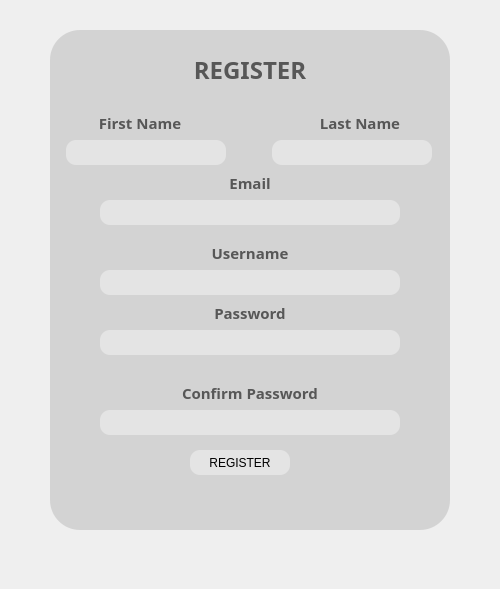
MilitaryGuineaPig/Car-Rent-Ap-Qt, file Car-Rent-Ap-Qt/registration.ui: the form before one commit.
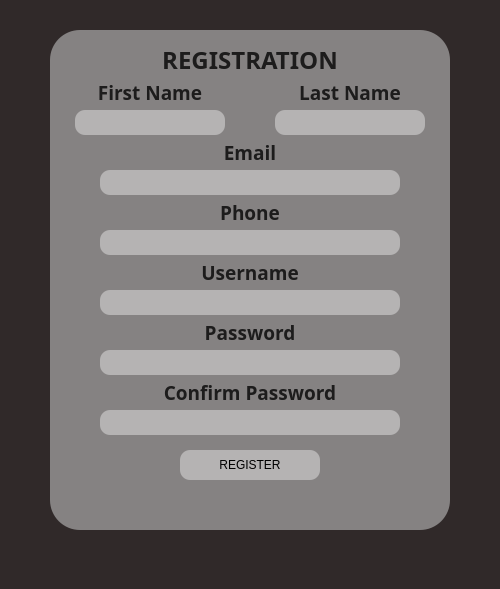
The form after the commit. Icons and pictures are not drawn.

What changed in the file:
```diff
--- a/Car-Rent-Ap-Qt/registration.ui
+++ b/Car-Rent-Ap-Qt/registration.ui
@@ -11,13 +11,17 @@
    </rect>
   </property>
   <property name="windowTitle">
-   <string>Dialog</string>
+   <string>Car Rent</string>
+  </property>
+  <property name="windowIcon">
+   <iconset resource="Resources.qrc">
+    <normaloff>:/images/car.png</normaloff>:/images/car.png</iconset>
   </property>
   <widget class="QLineEdit" name="PasswdInput">
    <property name="geometry">
     <rect>
      <x>100</x>
-     <y>330</y>
+     <y>350</y>
      <width>300</width>
      <height>25</height>
     </rect>
@@ -36,9 +40,9 @@
   <widget class="QLineEdit" name="LastNameInput">
    <property name="geometry">
     <rect>
-     <x>272</x>
-     <y>140</y>
-     <width>160</width>
+     <x>275</x>
+     <y>110</y>
+     <width>150</width>
      <height>25</height>
     </rect>
    </property>
@@ -54,7 +58,7 @@
    <property name="geometry">
     <rect>
      <x>100</x>
-     <y>200</y>
+     <y>170</y>
      <width>300</width>
      <height>25</height>
     </rect>
@@ -70,16 +74,16 @@
   <widget class="QLabel" name="RegisterText">
    <property name="geometry">
     <rect>
-     <x>180</x>
-     <y>50</y>
-     <width>140</width>
+     <x>150</x>
+     <y>40</y>
+     <width>200</width>
      <height>40</height>
     </rect>
    </property>
    <property name="font">
     <font>
      <family>Segoe Print</family>
-     <pointsize>11</pointsize>
+     <pointsize>16</pointsize>
      <italic>false</italic>
      <bold>true</bold>
      <underline>false</underline>
@@ -89,11 +93,11 @@
     <enum>Qt::LeftToRight</enum>
    </property>
    <property name="styleSheet">
-    <string notr="true">font: 700 11pt &quot;Segoe Print&quot;;
-color: rgba(0, 0, 0, 150);</string>
+    <string notr="true">font: 700 16pt &quot;Segoe Print&quot;;
+color: rgba(0, 0, 0, 200);</string>
    </property>
    <property name="text">
-    <string>&lt;html&gt;&lt;head/&gt;&lt;body&gt;&lt;p&gt;&lt;span style=&quot; font-size:18pt;&quot;&gt;REGISTER&lt;/span&gt;&lt;/p&gt;&lt;/body&gt;&lt;/html&gt;</string>
+    <string>&lt;html&gt;&lt;head/&gt;&lt;body&gt;&lt;p&gt;&lt;span style=&quot; font-size:18pt;&quot;&gt;REGISTRATION&lt;/span&gt;&lt;/p&gt;&lt;/body&gt;&lt;/html&gt;</string>
    </property>
    <property name="alignment">
     <set>Qt::AlignCenter</set>
@@ -105,16 +109,16 @@
   <widget class="QLabel" name="LastNameText">
    <property name="geometry">
     <rect>
-     <x>310</x>
-     <y>110</y>
-     <width>100</width>
+     <x>250</x>
+     <y>80</y>
+     <width>200</width>
      <height>25</height>
     </rect>
    </property>
    <property name="font">
     <font>
      <family>Segoe Print</family>
-     <pointsize>11</pointsize>
+     <pointsize>14</pointsize>
      <italic>false</italic>
      <bold>true</bold>
      <underline>false</underline>
@@ -124,8 +128,8 @@
     <enum>Qt::LeftToRight</enum>
    </property>
    <property name="styleSheet">
-    <string notr="true">font: 700 11pt &quot;Segoe Print&quot;;
-color: rgba(0, 0, 0, 150);</string>
+    <string notr="true">font: 700 14pt &quot;Segoe Print&quot;;
+color: rgba(0, 0, 0, 200);</string>
    </property>
    <property name="text">
     <string>Last Name</string>
@@ -140,9 +144,9 @@
   <widget class="QLineEdit" name="FirstNameInput">
    <property name="geometry">
     <rect>
-     <x>66</x>
-     <y>140</y>
-     <width>160</width>
+     <x>75</x>
+     <y>110</y>
+     <width>150</width>
      <height>25</height>
     </rect>
    </property>
@@ -174,10 +178,10 @@
   <widget class="QPushButton" name="RegistrBtn">
    <property name="geometry">
     <rect>
-     <x>190</x>
+     <x>180</x>
      <y>450</y>
-     <width>100</width>
-     <height>25</height>
+     <width>140</width>
+     <height>30</height>
     </rect>
    </property>
    <property name="cursor">
@@ -190,7 +194,7 @@
 color: rgba(192, 192, 192, 240);
 color: black;
 text-align: center;
-font: 700 11pt &quot;Segoe Print&quot;;
+font: 700 14pt &quot;Segoe Print&quot;;
 }
 
 QPushButton:hover{
@@ -198,14 +202,14 @@
 border-radius: 10px;
 color: rgba(0, 0, 0, 240);
 text-align: center;
-font: 700 11pt &quot;Segoe Print&quot;;
+font: 700 14pt &quot;Segoe Print&quot;;
 }
 QPushButton:pressed{
 background-color: rgba(255, 255, 255, 0);
 border-radius: 10px;
 color: rgba(128, 128, 128, 240);
 text-align: center;
-font: 700 11pt &quot;Segoe Print&quot;;
+font: 700 14pt &quot;Segoe Print&quot;;
 }</string>
    </property>
    <property name="text">
@@ -215,16 +219,16 @@
   <widget class="QLabel" name="FirstNameText">
    <property name="geometry">
     <rect>
-     <x>90</x>
-     <y>110</y>
-     <width>100</width>
+     <x>50</x>
+     <y>80</y>
+     <width>200</width>
      <height>25</height>
     </rect>
    </property>
    <property name="font">
     <font>
      <family>Segoe Print</family>
-     <pointsize>11</pointsize>
+     <pointsize>14</pointsize>
      <italic>false</italic>
      <bold>true</bold>
      <underline>false</underline>
@@ -234,8 +238,8 @@
     <enum>Qt::LeftToRight</enum>
    </property>
    <property name="styleSheet">
-    <string notr="true">font: 700 11pt &quot;Segoe Print&quot;;
-color: rgba(0, 0, 0, 150);</string>
+    <string notr="true">font: 700 14pt &quot;Segoe Print&quot;;
+color: rgba(0, 0, 0, 200);</string>
    </property>
    <property name="text">
     <string>First Name</string>
@@ -269,16 +273,16 @@
   <widget class="QLabel" name="PasswdText">
    <property name="geometry">
     <rect>
-     <x>200</x>
-     <y>300</y>
-     <width>100</width>
+     <x>150</x>
+     <y>320</y>
+     <width>200</width>
      <height>25</height>
     </rect>
    </property>
    <property name="font">
     <font>
      <family>Segoe Print</family>
-     <pointsize>11</pointsize>
+     <pointsize>14</pointsize>
      <italic>false</italic>
      <bold>true</bold>
      <underline>false</underline>
@@ -288,8 +292,8 @@
     <enum>Qt::RightToLeft</enum>
    </property>
    <property name="styleSheet">
-    <string notr="true">font: 700 11pt &quot;Segoe Print&quot;;
-color: rgba(0, 0, 0, 150);</string>
+    <string notr="true">font: 700 14pt &quot;Segoe Print&quot;;
+color: rgba(0, 0, 0, 200);</string>
    </property>
    <property name="text">
     <string>Password</string>
@@ -301,16 +305,16 @@
   <widget class="QLabel" name="EmailText">
    <property name="geometry">
     <rect>
-     <x>200</x>
-     <y>170</y>
-     <width>100</width>
+     <x>150</x>
+     <y>140</y>
+     <width>200</width>
      <height>25</height>
     </rect>
    </property>
    <property name="font">
     <font>
      <family>Segoe Print</family>
-     <pointsize>11</pointsize>
+     <pointsize>14</pointsize>
      <italic>false</italic>
      <bold>true</bold>
      <underline>false</underline>
@@ -320,8 +324,8 @@
     <enum>Qt::RightToLeft</enum>
    </property>
    <property name="styleSheet">
-    <string notr="true">font: 700 11pt &quot;Segoe Print&quot;;
-color: rgba(0, 0, 0, 150);</string>
+    <string notr="true">font: 700 14pt &quot;Segoe Print&quot;;
+color: rgba(0, 0, 0, 200);</string>
    </property>
    <property name="text">
     <string>Email</string>
@@ -342,7 +346,7 @@
    <property name="font">
     <font>
      <family>Segoe Print</family>
-     <pointsize>11</pointsize>
+     <pointsize>14</pointsize>
      <italic>false</italic>
      <bold>true</bold>
      <underline>false</underline>
@@ -352,8 +356,8 @@
     <enum>Qt::RightToLeft</enum>
    </property>
    <property name="styleSheet">
-    <string notr="true">font: 700 11pt &quot;Segoe Print&quot;;
-color: rgba(0, 0, 0, 150);</string>
+    <string notr="true">font: 700 14pt &quot;Segoe Print&quot;;
+color: rgba(0, 0, 0, 200);</string>
    </property>
    <property name="text">
     <string>Confirm Password</string>
@@ -372,7 +376,7 @@
     </rect>
    </property>
    <property name="styleSheet">
-    <string notr="true">background-image: url(:/images/darkBg.jpg);</string>
+    <string notr="true">background-color: rgb(48, 41, 41);</string>
    </property>
    <property name="text">
     <string/>
@@ -382,7 +386,7 @@
    <property name="geometry">
     <rect>
      <x>100</x>
-     <y>270</y>
+     <y>290</y>
      <width>300</width>
      <height>25</height>
     </rect>
@@ -401,16 +405,16 @@
   <widget class="QLabel" name="UserText">
    <property name="geometry">
     <rect>
-     <x>200</x>
-     <y>240</y>
-     <width>100</width>
+     <x>150</x>
+     <y>260</y>
+     <width>200</width>
      <height>25</height>
     </rect>
    </property>
    <property name="font">
     <font>
      <family>Segoe Print</family>
-     <pointsize>11</pointsize>
+     <pointsize>14</pointsize>
      <italic>false</italic>
      <bold>true</bold>
      <underline>false</underline>
@@ -420,8 +424,8 @@
     <enum>Qt::RightToLeft</enum>
    </property>
    <property name="styleSheet">
-    <string notr="true">font: 700 11pt &quot;Segoe Print&quot;;
-color: rgba(0, 0, 0, 150);</string>
+    <string notr="true">font: 700 14pt &quot;Segoe Print&quot;;
+color: rgba(0, 0, 0, 200);</string>
    </property>
    <property name="text">
     <string>Username</string>
@@ -433,16 +437,16 @@
   <widget class="QLabel" name="ErrorText">
    <property name="geometry">
     <rect>
-     <x>59</x>
-     <y>484</y>
-     <width>381</width>
-     <height>41</height>
+     <x>100</x>
+     <y>490</y>
+     <width>300</width>
+     <height>30</height>
     </rect>
    </property>
    <property name="font">
     <font>
      <family>Segoe Print</family>
-     <pointsize>11</pointsize>
+     <pointsize>14</pointsize>
      <italic>false</italic>
      <bold>true</bold>
      <underline>false</underline>
@@ -452,8 +456,9 @@
     <enum>Qt::RightToLeft</enum>
    </property>
    <property name="styleSheet">
-    <string notr="true">font: 700 11pt &quot;Segoe Print&quot;;
-color: rgba(0, 0, 0, 150);</string>
+    <string notr="true">font: 700 14pt &quot;Segoe Print&quot;;
+color: rgb(156, 0, 3);
+</string>
    </property>
    <property name="text">
     <string/>
@@ -462,6 +467,58 @@
     <set>Qt::AlignCenter</set>
    </property>
   </widget>
+  <widget class="QLineEdit" name="PhoneInput">
+   <property name="geometry">
+    <rect>
+     <x>100</x>
+     <y>230</y>
+     <width>300</width>
+     <height>25</height>
+    </rect>
+   </property>
+   <property name="layoutDirection">
+    <enum>Qt::RightToLeft</enum>
+   </property>
+   <property name="styleSheet">
+    <string notr="true">background-color: rgba(255, 255, 255, 100);
+border-radius: 10px;</string>
+   </property>
+   <property name="text">
+    <string/>
+   </property>
+  </widget>
+  <widget class="QLabel" name="PhoneText">
+   <property name="geometry">
+    <rect>
+     <x>200</x>
+     <y>200</y>
+     <width>100</width>
+     <height>25</height>
+    </rect>
+   </property>
+   <property name="font">
+    <font>
+     <family>Segoe Print</family>
+     <pointsize>14</pointsize>
+     <italic>false</italic>
+     <bold>true</bold>
+     <underline>false</underline>
+    </font>
+   </property>
+   <property name="layoutDirection">
+    <enum>Qt::RightToLeft</enum>
+   </property>
+   <property name="styleSheet">
+    <string notr="true">font: 700 14pt &quot;Segoe Print&quot;;
+color: rgba(0, 0, 0, 200);</string>
+   </property>
+   <property name="text">
+    <string>Phone</string>
+   </property>
+   <property name="alignment">
+    <set>Qt::AlignCenter</set>
+   </property>
+  </widget>
   <zorder>Backgroung</zorder>
   <zorder>BlurImage</zorder>
   <zorder>PasswdInput</zorder>
@@ -479,6 +536,8 @@
   <zorder>UserInput</zorder>
   <zorder>UserText</zorder>
   <zorder>ErrorText</zorder>
+  <zorder>PhoneInput</zorder>
+  <zorder>PhoneText</zorder>
  </widget>
  <resources/>
  <connections/>
```
Left out of the diff: 4 changed lines with no effect on the pictures.
